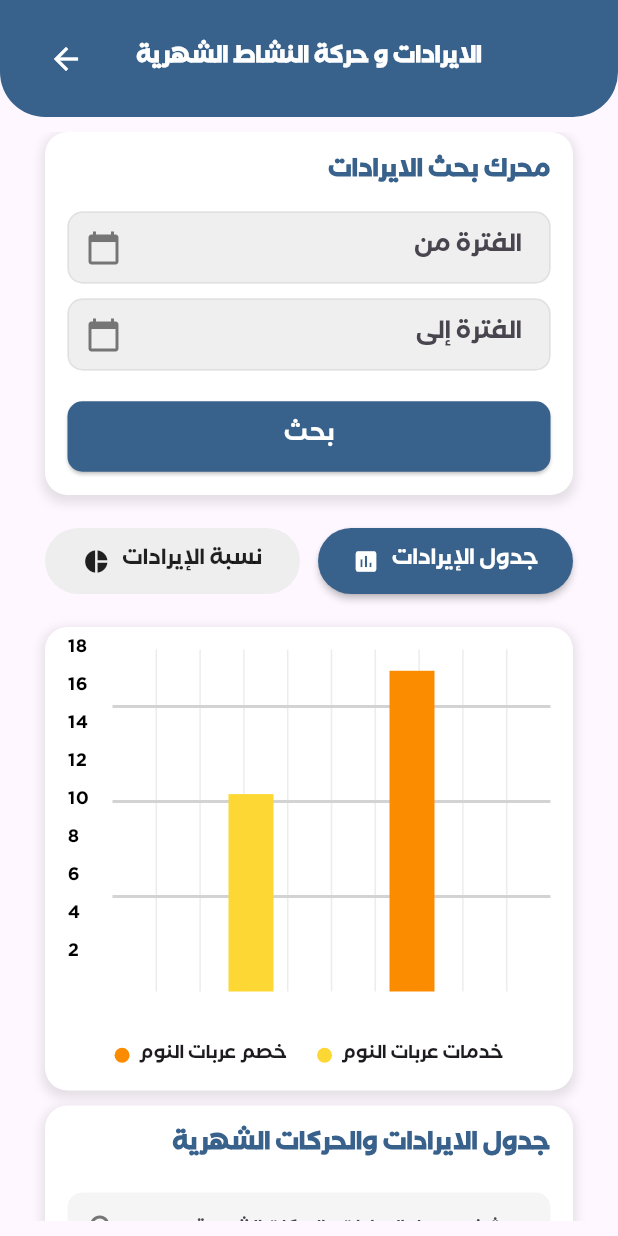
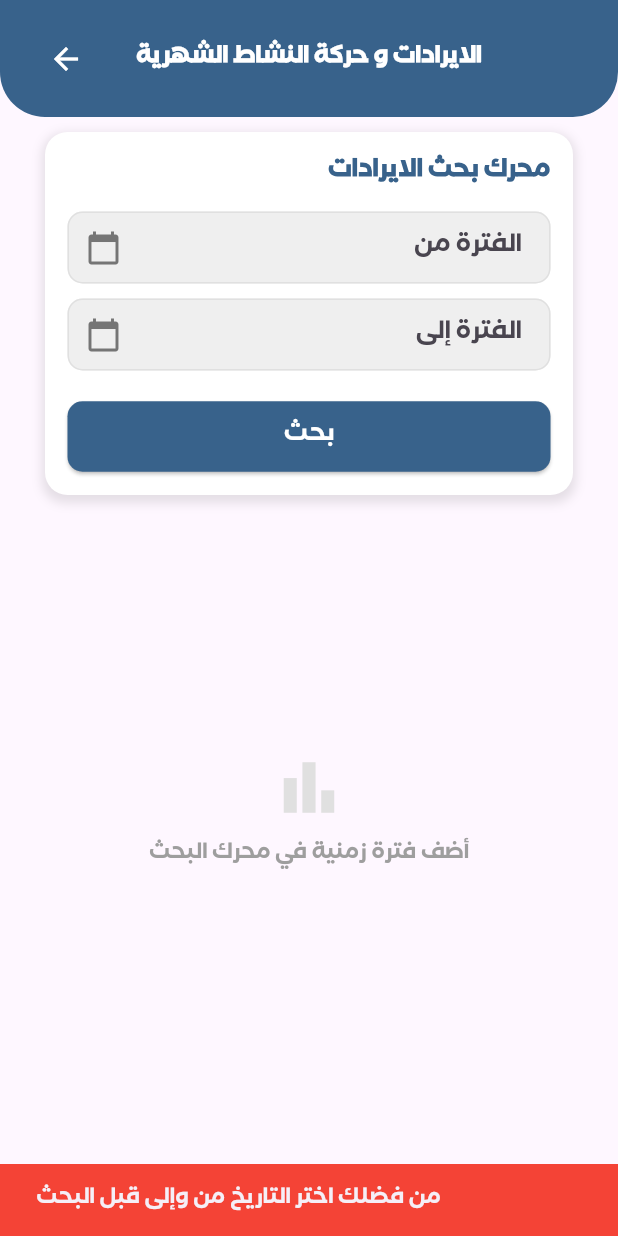
Before and after one commit to seifyaser/MinistryofTransportationRepo, a Flutter app: the MonthlyRevenueScreen screen opened by its route, after a tap on "بحث", on a phone screen of 412 x 824 dp. Run offline on Flutter 3.47's test engine with Material 3 defaults, Android fonts, the phone set to English and light mode, and no system bars; drawn by our look-alikes of fl_chart; our stand-ins replace flutter_svg.

Commit message:
add visiblity widget to screens

```diff
--- a/lib/Presentation/mothlyRevenuePage/monthlyRevenueScreen.dart
+++ b/lib/Presentation/mothlyRevenuePage/monthlyRevenueScreen.dart
@@ -5,6 +5,8 @@ import 'package:project/Widgets/RevenueDateSearch.dart';
 import 'package:project/Presentation/mothlyRevenuePage/Widgets/RevenuePercentage.dart';
 import 'package:project/Presentation/mothlyRevenuePage/Widgets/RevenueTypeSwitch.dart';
 import 'package:project/Presentation/mothlyRevenuePage/Widgets/TotalRevenueAuthoritiesCard.dart';
+import 'package:project/Widgets/ShowEmptyWidget.dart';
+import 'package:project/utils/visibilityHelper.dart';
 
 class MonthlyRevenueScreen extends StatefulWidget {
   @override
@@ -14,7 +16,7 @@ class MonthlyRevenueScreen extends StatefulWidget {
 class _MonthlyRevenueScreenState extends State<MonthlyRevenueScreen> {
   final TextEditingController _fromDateController = TextEditingController();
   final TextEditingController _toDateController = TextEditingController();
-
+  bool _showResults = false;
   bool _showRevenuePercentage = true;
 
   @override
@@ -28,39 +30,53 @@ class _MonthlyRevenueScreenState extends State<MonthlyRevenueScreen> {
               padding: const EdgeInsets.all(10),
               child: ListView(
                 children: [
-                  // Search Section
+
                   RevenueDateSearch(
                     fromDateController: _fromDateController,
                     toDateController: _toDateController,
                     onSearchPressed: () {
-                      print( 'البحث من: ${_fromDateController.text} إلى ${_toDateController.text}', );
-                    },
-                  ),
-                  const SizedBox(height: 20),
+                      final valid = SearchHelper.validateDates(
+                        context: context,
+                        from: _fromDateController.text,
+                        to: _toDateController.text,
+                      );
 
-                  RevenueTypeSwitch(
-                    showRevenuePercentage: _showRevenuePercentage,
-                    onChanged: (value) {
-                      setState(() {_showRevenuePercentage = value; });
+                      setState(() {
+                        _showResults = valid;
+                      });
                     },
                   ),
 
                   const SizedBox(height: 20),
 
-                  if (_showRevenuePercentage)
-                    RevenueBarChart(                      ContainerRevenueDetailsText: 'جدول الايرادات والحركات الشهرية',
-                       SearchFieldHintText: 'بحث في جدول الايرادات والحركات الشهرية',)
+                  if (_showResults) ...[
+                    RevenueTypeSwitch(
+                      showRevenuePercentage: _showRevenuePercentage,
+                      onChanged: (value) {
+                        setState(() {
+                          _showRevenuePercentage = value;
+                        });
+                      },
+                    ),
+                    const SizedBox(height: 20),
+
+                    _showRevenuePercentage
+                        ? RevenueBarChart(
+                            ContainerRevenueDetailsText: 'جدول الايرادات والحركات الشهرية',
+                            SearchFieldHintText: 'بحث في جدول الايرادات والحركات الشهرية',
+                          )
+                        : RevenuePieChartPercentaage(
+                            ContainerRevenueDetailsText: 'جدول الايرادات والحركات الشهرية',
+                            SearchFieldHintText: 'بحث في جدول الايرادات والحركات الشهرية',
+                          ),
+
+                    const SizedBox(height: 20),
+                    const TotalRevenueInAuthoritiesCard(),
+                    const SizedBox(height: 20),
+                  ]
+
                   else
-                    RevenuePieChartPercentaage(
-                      ContainerRevenueDetailsText: 'جدول الايرادات والحركات الشهرية',
-                       SearchFieldHintText: 'بحث في جدول الايرادات والحركات الشهرية',),
-
-                  const SizedBox(height: 20),
-
-                  // Total Revenue in Authorities Section
-                  const TotalRevenueInAuthoritiesCard(),
-
-                  const SizedBox(height: 20),
+                   Showemptywidget()
                 ],
               ),
             ),
--- /dev/null
+++ b/lib/Widgets/ShowEmptyWidget.dart
@@ -0,0 +1,20 @@
+import 'package:flutter/material.dart';
+
+class Showemptywidget extends StatelessWidget {
+  const Showemptywidget({super.key});
+
+  @override
+  Widget build(BuildContext context) {
+    return  Column(
+                      children: [
+                        SizedBox(height: 150),
+                        Icon(Icons.bar_chart, size: 50, color: Colors.grey[300]),
+                        SizedBox(height: 10),
+                        Text(
+                          "أضف فترة زمنية في محرك البحث",
+                          style: TextStyle(color: Colors.grey),
+                        ),
+                      ],
+                    );
+  }
+}
--- /dev/null
+++ b/lib/utils/visibilityHelper.dart
@@ -0,0 +1,21 @@
+import 'package:flutter/material.dart';
+
+class SearchHelper {
+  static bool validateDates({
+    required BuildContext context,
+    required String from,
+    required String to,
+  }) {
+    if (from.isEmpty || to.isEmpty) {
+      ScaffoldMessenger.of(context)
+        ..removeCurrentSnackBar()
+        ..showSnackBar(SnackBar(
+          content: Text('من فضلك اختر التاريخ من وإلى قبل البحث'),
+          backgroundColor: Colors.red,
+          duration: Duration(seconds: 2),
+        ));
+      return false;
+    }
+    return true;
+  }
+}
```
Also changed, not shown: lib/Presentation/dailyRevenuePage/DailyRevenueScreen.dart (+36 -23 lines).
